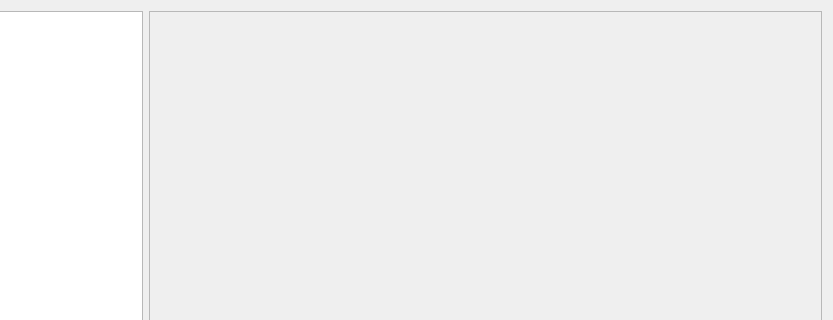
First picture: the form in core/ui/UI_AppSettingsEditor.ui, repository KROIA/AppSettings, before the edit; both pictures show x 93 to 926 and y 0 to 320 of the 926 by 436 pixel window.
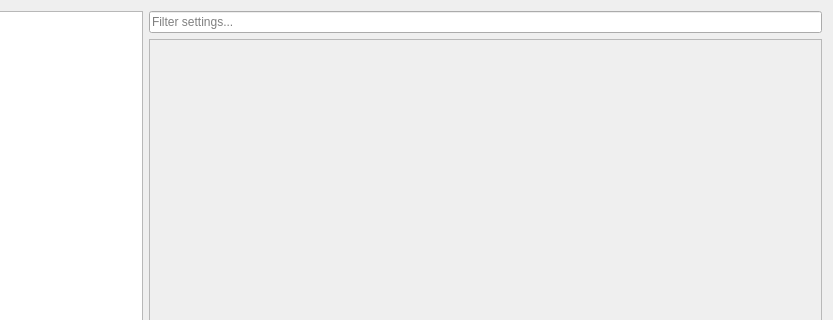
Second picture: the form after the edit.

Commit message:
add search filter to the settings editor
API:
+ add virtual ISettingsWidget::matchesFilter(const QString&) const
  (FR-4)
  + lets custom setting widgets take part in the filter

UI / UX:
+ add filter field above the settings list (FR-4)
  + shows rows of the shown group whose name or value contains
    the text, case-insensitive
  + stays applied when switching groups

```diff
--- a/core/ui/UI_AppSettingsEditor.ui
+++ b/core/ui/UI_AppSettingsEditor.ui
@@ -32,6 +32,18 @@
       </widget>
      </item>
      <item>
+      <layout class="QVBoxLayout" name="settingsLayout">
+       <item>
+        <widget class="QLineEdit" name="filter_lineEdit">
+         <property name="placeholderText">
+          <string>Filter settings...</string>
+         </property>
+         <property name="clearButtonEnabled">
+          <bool>true</bool>
+         </property>
+        </widget>
+       </item>
+       <item>
       <widget class="QScrollArea" name="scrollArea">
        <property name="widgetResizable">
         <bool>true</bool>
@@ -47,6 +59,8 @@
         </property>
        </widget>
       </widget>
+       </item>
+      </layout>
      </item>
     </layout>
    </item>
```
Lines whose indentation alone changed are shown as unchanged. The commit also changes 6 other files.
